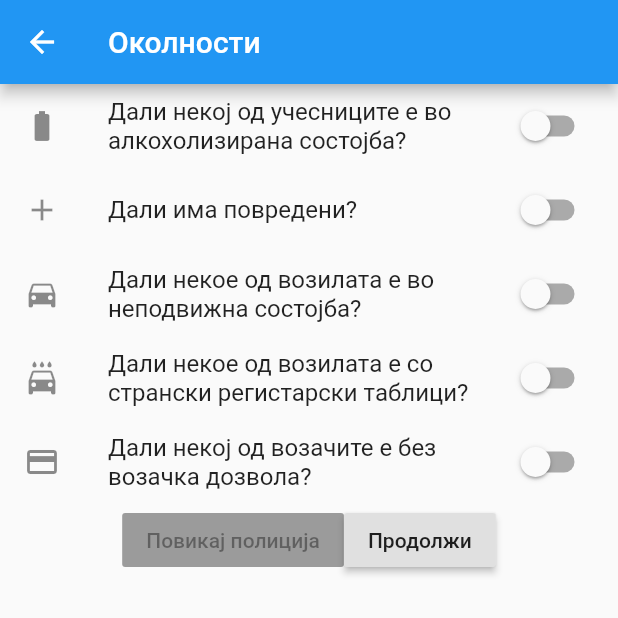
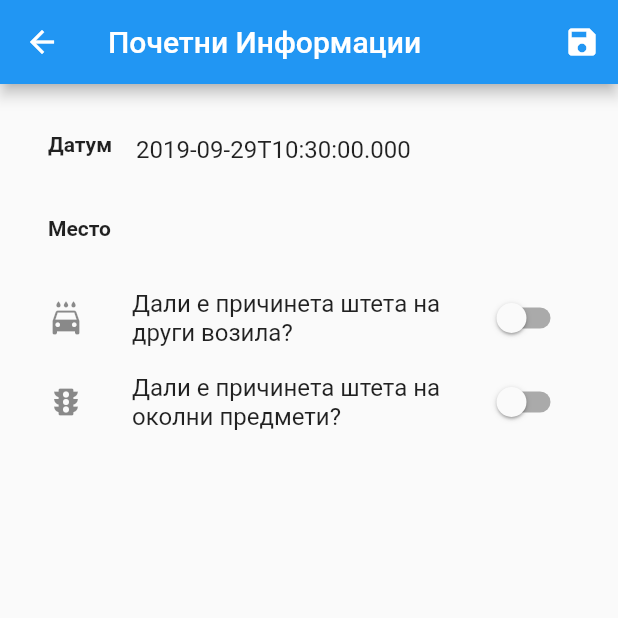
Before and after one commit to aavramovic/insurhack_izveshtaj_app, a Flutter app: the PreStartCheck screen opened directly, after a tap on "Продолжи", on a phone screen of 412 x 824 dp, the top half of it. Run offline on Flutter 3.47's test engine with Material 2 defaults, Android fonts, the phone set to English and light mode, and no system bars; our stand-ins replace image_picker, location, qr_flutter, rflutter_alert; accounts and stored records are empty.

Commit message:
gigi raboteshe

```diff
--- /dev/null
+++ b/lib/providers/driver.dart
@@ -0,0 +1,26 @@
+class Driver {
+String surname;
+String name;
+String birthdate;
+String address;
+String country;
+String telephoneNumber;
+String email;
+String licenceNumber;
+String licenceCategory;
+String licenceValidUntil;
+
+  Driver({
+    this.surname,
+    this.name,
+    this.birthdate,
+    this.address,
+    this.country,
+    this.telephoneNumber,
+    this.email,
+    this.licenceNumber,
+    this.licenceCategory,
+    this.licenceValidUntil
+  });
+
+}
--- /dev/null
+++ b/lib/providers/izveshtaj.dart
@@ -0,0 +1,35 @@
+import 'package:flutter/material.dart';
+
+import 'package:insurhack_izveshtaj_app/providers/driver.dart';
+import 'package:insurhack_izveshtaj_app/providers/witness.dart';
+
+class Izveshtaj {
+  // String collectiveId;
+  DateTime dateTime;
+  String location;
+  bool damageToOtherVehicles;
+  bool damageToOtherProperty;
+  // TODO add witnesses (w/ a class)
+  // final List<Witness> witnesses;
+
+  // final bool driverSameAsPolicyOwner;
+
+  // final Driver driver;
+  // TODO implement damage picture (overhead from vehicle)
+
+  // final String visibleDamagesToVehicle;
+  // final String personalNotes;
+
+  Izveshtaj({
+    // @required this.collectiveId,
+    @required this.dateTime,
+    @required this.location,
+    @required this.damageToOtherVehicles,
+    @required this.damageToOtherProperty,
+    // @required this.driverSameAsPolicyOwner,
+    // @required this.driver,
+    // @required this.visibleDamagesToVehicle,
+    // @required this.personalNotes,
+    // @required this.witnesses
+  });
+}
--- /dev/null
+++ b/lib/providers/witness.dart
@@ -0,0 +1,13 @@
+import 'package:flutter/cupertino.dart';
+
+class Witness {
+  final String name;
+  final String address;
+  final String telephoneNumber;
+
+  Witness({
+    @required this.name,
+    @required this.address,
+    @required this.telephoneNumber,
+  });
+}
--- a/lib/screens/prestart_check_screen.dart
+++ b/lib/screens/prestart_check_screen.dart
@@ -1,4 +1,6 @@
 import 'package:flutter/material.dart';
+
+import 'start_new_screen.dart';
 
 class PreStartCheck extends StatefulWidget {
   static const routeName = '/prestart_check';
@@ -64,12 +66,19 @@ class _PreStartCheckState extends State<PreStartCheck> {
                 ),
               ],
             ),
-            Center(
+            Padding(
+              padding: EdgeInsets.all(10.0),
+              child: Center(
                   child: Row(
-                mainAxisAlignment: MainAxisAlignment.center,
+                    mainAxisAlignment: MainAxisAlignment.spaceEvenly,
                     children: <Widget>[
                       RaisedButton(
-                      child: Text("Повикај полиција"),
+                        child: Row(
+                          children: <Widget>[
+                            Icon(Icons.call),
+                            Text("Полиција"),
+                          ],
+                        ),
                         onPressed: _alcohol || _injured || _driveable || _plates || _licence ? () {
                           // TODO route to police call
                         } : null,
@@ -78,11 +87,19 @@ class _PreStartCheckState extends State<PreStartCheck> {
                         child: Text("Продолжи"),
                         onPressed: _alcohol || _injured || _driveable || _plates || _licence ? null : () {
                           // TODO next route
+                          Navigator.of(context).push(
+                            MaterialPageRoute(
+                              builder: (_) {
+                                return StartNew();
+                              }
+                            )
+                          );
                         },
                       )
                     ],
                   )
               ),
+            )
           ],
         )
       ),
--- /dev/null
+++ b/lib/screens/start_new_screen.dart
@@ -0,0 +1,94 @@
+import 'package:flutter/material.dart';
+import 'package:provider/provider.dart';
+
+import 'package:insurhack_izveshtaj_app/providers/izveshtaj.dart';
+import 'package:insurhack_izveshtaj_app/providers/izveshtai.dart';
+import 'package:insurhack_izveshtaj_app/screens/main_form_screen.dart';
+
+
+class StartNew extends StatefulWidget {
+  @override
+  _StartNewState createState() => _StartNewState();
+}
+
+class _StartNewState extends State<StartNew> {
+  final _formKey = GlobalKey<FormState>();
+
+  var _newIzveshtaj = Izveshtaj(dateTime: DateTime.now(), location: '', damageToOtherProperty: false, damageToOtherVehicles: false);
+
+  var _isLoading = false;
+
+  Future<void> _saveIzveshtaj() async {
+    setState(() {
+      _isLoading = true;
+    });
+
+    Provider.of<Izveshtai>(context, listen: false)
+      .novIzveshtaj(_newIzveshtaj)
+      .catchError((error) {
+        return showDialog(
+          context: context,
+          builder: (ctx) => AlertDialog(
+            title: Text('Грешка'),
+            actions: <Widget>[
+              FlatButton(child: Text('ОК'), onPressed: () {
+                Navigator.of(ctx).pop();
+              }),
+            ],
+          ),
+        );
+      }).then((_) {
+      setState(() {
+        _isLoading = false;
+      });
+      Navigator.of(context).push(MaterialPageRoute(
+        builder: (_) {
+          return MainFormScreen();
+        }
+      ));
+    });
+  }
+
+  @override
+  Widget build(BuildContext context) {
+    return Scaffold(
+      appBar: AppBar(
+        title: Text("Почетни Информации"),
+        actions: <Widget>[
+          IconButton(
+            icon: Icon(Icons.save),
+            onPressed: _saveIzveshtaj,
+          )
+        ],
+      ),
+      body: Padding(
+        padding: EdgeInsets.all(16.0),
+          child: ListView(
+            children: <Widget>[
+              ListTile(
+                leading: Text('Датум', style: TextStyle(fontWeight: FontWeight.bold),),
+                title: Text(_newIzveshtaj.dateTime.toIso8601String()),
+              ),
+              ListTile(
+                leading: Text('Место', style: TextStyle(fontWeight: FontWeight.bold),),
+                title: Text(_newIzveshtaj.location.toString()),
+                // TODO implement location properly
+              ),
+              SwitchListTile(
+                title: const Text('Дали е причинета штета на други возила?'),
+                value: false,
+                onChanged: (bool value) { setState(() { _newIzveshtaj.damageToOtherVehicles = value; }); },
+                secondary: const Icon(Icons.local_car_wash),
+              ),
+              SwitchListTile(
+                title: const Text('Дали е причинета штета на околни предмети?'),
+                value: false,
+                onChanged: (bool value) { setState(() { _newIzveshtaj.damageToOtherProperty = value; }); },
+                secondary: const Icon(Icons.traffic),
+              ),
+            ],
+          ),
+        ),
+    );
+  }
+}
```
Also changed, not shown: lib/main.dart (+10 -5 lines), lib/providers/izveshtai.dart (added, +40 -0 lines), lib/screens/main_form_screen.dart (added, +286 -0 lines), lib/widgets/image_input.dart (added, +75 -0 lines), lib/widgets/location_input.dart (added, +64 -0 lines), lib/widgets/qr_code.dart (added, +9 -0 lines), pubspec.yaml (+11 -0 lines), pubspec.lock, 5 other files. Lines whose indentation alone changed are shown as unchanged.
